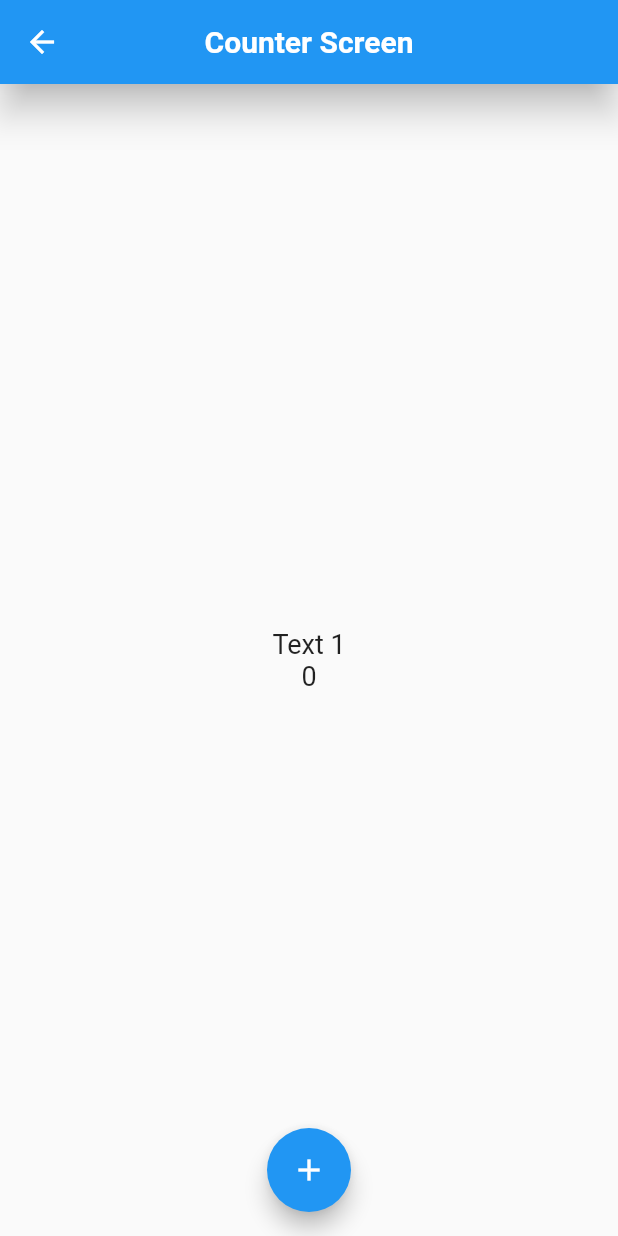
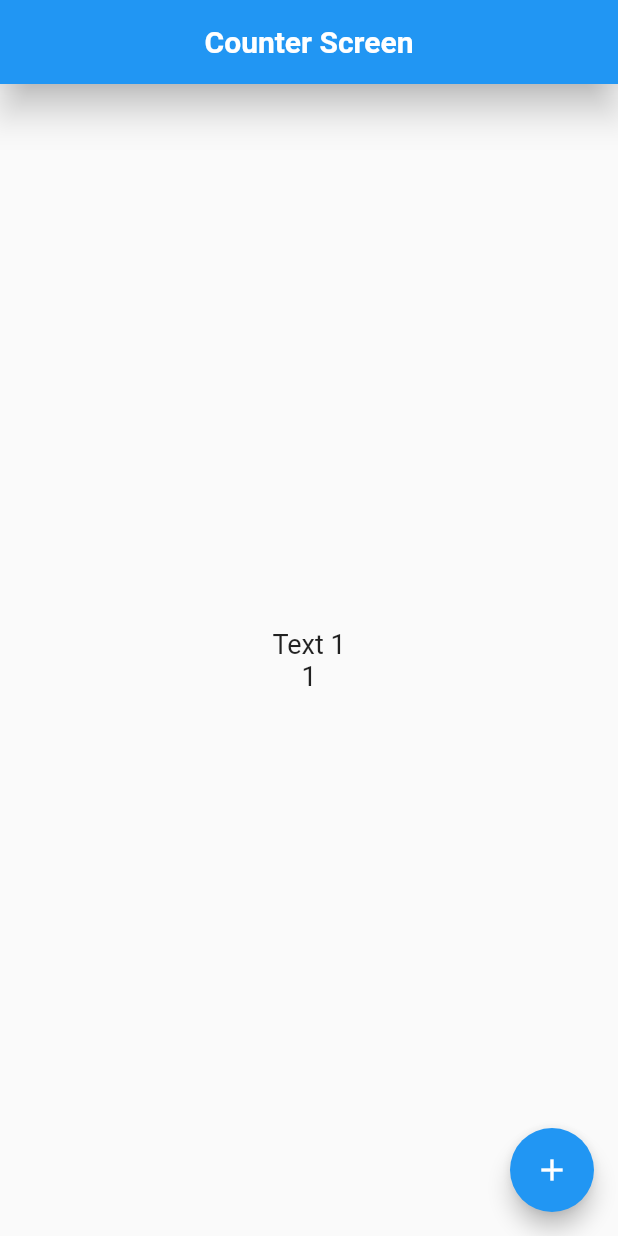
Before and after one commit to francopagnotta/Flutter_Counter, a Flutter app: the CounterScreen screen opened directly, after a tap on the "add" icon, on a phone screen of 412 x 824 dp. Run offline on Flutter 3.47's test engine with Material 2 defaults, Android fonts, the phone set to English and light mode, and no system bars.

Commit message:
add: add state full widget in counter screen

```diff
--- a/lib/main.dart
+++ b/lib/main.dart
@@ -1,3 +1,4 @@
+import 'package:counter/screens/counter_screen.dart';
 import 'package:counter/screens/home_screen.dart';
 import 'package:flutter/material.dart';
 
@@ -6,13 +7,14 @@ void main() {
 }
 
 class MyApp extends StatelessWidget {
-  const MyApp({ super.key });
+  const MyApp({super.key});
 
   @override
   Widget build(BuildContext context) {
     return const MaterialApp(
       debugShowCheckedModeBanner: false,
-      home: HomeScreen(),
+      // home: HomeScreen(),
+      home: CounterScreen(),
     );
   }
 }
--- a/lib/screens/counter_screen.dart
+++ b/lib/screens/counter_screen.dart
@@ -1,19 +1,23 @@
 import 'package:flutter/material.dart';
 
-class CounterScreen extends StatelessWidget {
+class CounterScreen extends StatefulWidget {
   //default export, is not necessary write export
-  const CounterScreen(
-      {super.key}); // Class' constructor, It is because it has the class name
+  const CounterScreen({super.key});
+  @override
+  State<CounterScreen> createState() => _CounterScreenState();
+}
 
+class _CounterScreenState extends State<CounterScreen> {
+  int counter = 0;
+  // Class' constructor, It is because it has the class name
   @override
   Widget build(BuildContext context) {
     const TextStyle fontSize = TextStyle(fontSize: 18);
-    int counter = 0;
 
     return Scaffold(
       appBar: AppBar(
         title: const Text(
-          'Counter Screen',
+          'Counter Screen ',
           textAlign: TextAlign.center,
           style: TextStyle(fontWeight: FontWeight.bold),
         ),
@@ -41,11 +45,9 @@ class CounterScreen extends StatelessWidget {
           ),
           // ignore: avoid_print
           onPressed: () {
-            counter++;
-            // ignore: avoid_print
-            print(counter);
+            setState(() => counter++);
           }),
-      floatingActionButtonLocation: FloatingActionButtonLocation.centerFloat,
+      floatingActionButtonLocation: FloatingActionButtonLocation.endFloat,
     );
   }
 }
```
